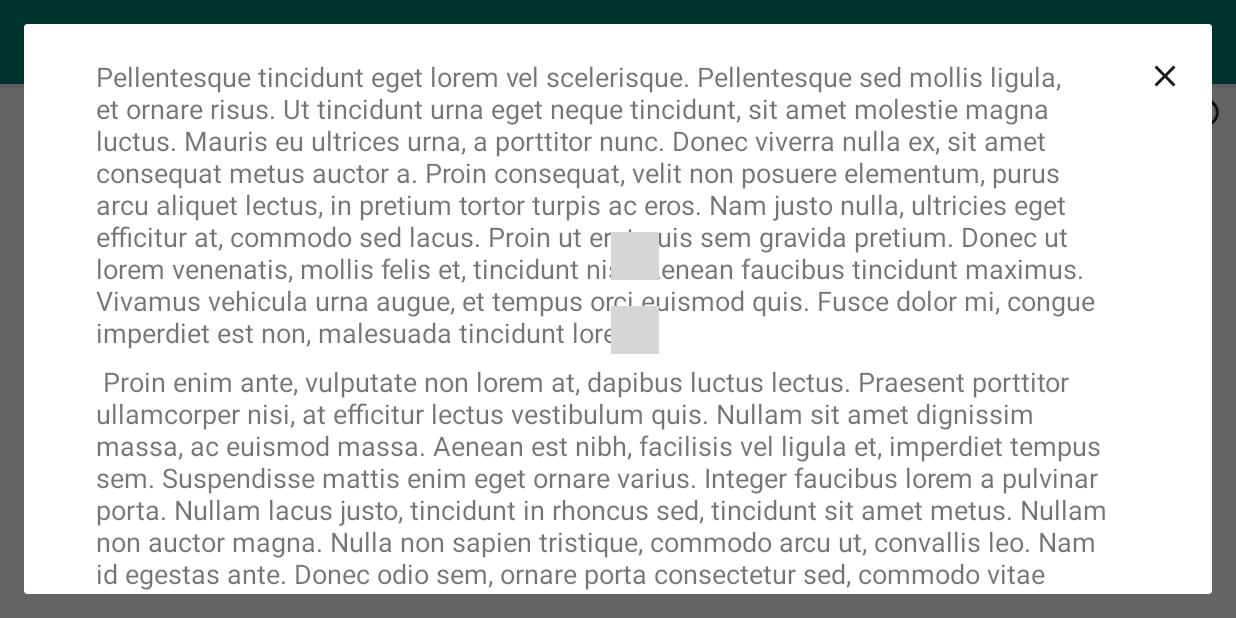
After one commit to uberj/dits-and-dahs, an Android app: the fragment SimpleLetterTrainingStartScreenHelpDialog placed in its activity, on a phone screen of 824 x 412 dp (held sideways). The commit adds this screen. Run offline under Robolectric (Android 15) with nearby library versions, the light colour scheme and no system bars; our stand-ins replace Room's generated code; libraries missing offline, so code that uses them is left out: it.sephiroth.android; plain views replace NumberPicker; 4 statements that could not run were skipped; grey boxes are pictures that could not be loaded.

Commit message:
add help dialog to start screen. just ipsum for now

```diff
--- a/app/src/main/java/com/example/uberj/test1/lettertraining/BaseStartScreenActivity.java
+++ b/app/src/main/java/com/example/uberj/test1/lettertraining/BaseStartScreenActivity.java
@@ -8,6 +8,7 @@ import com.google.android.material.tabs.TabLayout;
 import androidx.annotation.NonNull;
 import androidx.appcompat.app.AppCompatActivity;
 
+import androidx.fragment.app.DialogFragment;
 import androidx.fragment.app.Fragment;
 import androidx.fragment.app.FragmentManager;
 import androidx.fragment.app.FragmentPagerAdapter;
@@ -30,7 +31,7 @@ import android.widget.TextView;
 
 import java.util.Locale;
 
-public abstract class BaseStartScreenActivity extends AppCompatActivity {
+public abstract class BaseStartScreenActivity extends AppCompatActivity implements DialogFragmentProvider {
     private static final int KEYBOARD_REQUEST_CODE = 0;
 
     /**
@@ -66,7 +67,6 @@ public abstract class BaseStartScreenActivity extends AppCompatActivity {
 
         mViewPager.addOnPageChangeListener(new TabLayout.TabLayoutOnPageChangeListener(tabLayout));
         tabLayout.addOnTabSelectedListener(new TabLayout.ViewPagerOnTabSelectedListener(mViewPager));
-
     }
 
     protected abstract SessionType getSessionType();
@@ -98,6 +98,11 @@ public abstract class BaseStartScreenActivity extends AppCompatActivity {
         }
 
         return super.onOptionsItemSelected(item);
+    }
+
+    @Override
+    public FragmentManager getHelpDialogFragmentManager() {
+        return getSupportFragmentManager();
     }
 
     /**
@@ -206,7 +211,13 @@ public abstract class BaseStartScreenActivity extends AppCompatActivity {
 
             View rootView = inflater.inflate(R.layout.letter_training_start_screen_fragment, container, false);
             ImageView helpWPM = rootView.findViewById(R.id.wpmhelp);
-            helpWPM.setTooltipText("Words Per Minute");
+            helpWPM.setOnClickListener((l) -> {
+                DialogFragmentProvider provider = (DialogFragmentProvider) getActivity();
+                DialogFragment dialog = provider.getHelpDialog();
+                FragmentManager supportFragmentManager = provider.getHelpDialogFragmentManager();
+                dialog.show(supportFragmentManager, dialog.getTag());
+            });
+
 
             minutesPicker = rootView.findViewById(R.id.number_picker_minutes);
             wpmPicker = rootView.findViewById(R.id.wpm_number_picker);
--- /dev/null
+++ b/app/src/main/java/com/example/uberj/test1/lettertraining/DialogFragmentProvider.java
@@ -0,0 +1,12 @@
+package com.example.uberj.test1.lettertraining;
+
+import androidx.annotation.NonNull;
+import androidx.fragment.app.DialogFragment;
+import androidx.fragment.app.FragmentManager;
+
+interface DialogFragmentProvider {
+    @NonNull
+    DialogFragment getHelpDialog();
+
+    FragmentManager getHelpDialogFragmentManager();
+}
--- a/app/src/main/java/com/example/uberj/test1/lettertraining/abrvandprosign/AbbreviationAndProsignStartScreenActivity.java
+++ b/app/src/main/java/com/example/uberj/test1/lettertraining/abrvandprosign/AbbreviationAndProsignStartScreenActivity.java
@@ -3,6 +3,8 @@ package com.example.uberj.test1.lettertraining.abrvandprosign;
 import com.example.uberj.test1.lettertraining.BaseKeyboardSessionActivity;
 import com.example.uberj.test1.lettertraining.BaseStartScreenActivity;
 import com.example.uberj.test1.storage.SessionType;
+
+import androidx.fragment.app.DialogFragment;
 
 public class AbbreviationAndProsignStartScreenActivity extends BaseStartScreenActivity {
     @Override
@@ -14,4 +16,9 @@ public class AbbreviationAndProsignStartScreenActivity extends BaseStartScreenAc
     public Class<? extends BaseKeyboardSessionActivity> getSessionActivityClass() {
         return AbbreviationAndProsignSessionTrainingActivity.class;
     }
+
+    @Override
+    public DialogFragment getHelpDialog() {
+        return null;
+    }
 }
--- /dev/null
+++ b/app/src/main/java/com/example/uberj/test1/lettertraining/simple/SimpleLetterTrainingStartScreenHelpDialog.java
@@ -0,0 +1,40 @@
+package com.example.uberj.test1.lettertraining.simple;
+
+import android.app.Dialog;
+import android.os.Bundle;
+import android.view.LayoutInflater;
+import android.view.View;
+import android.view.ViewGroup;
+
+import com.example.uberj.test1.R;
+
+import java.util.Objects;
+
+import androidx.annotation.NonNull;
+import androidx.fragment.app.DialogFragment;
+
+public class SimpleLetterTrainingStartScreenHelpDialog extends DialogFragment {
+
+    @Override
+    public void onStart() {
+        super.onStart();
+        Dialog dialog = getDialog();
+        if (dialog != null) {
+            int width = ViewGroup.LayoutParams.MATCH_PARENT;
+            int height = ViewGroup.LayoutParams.MATCH_PARENT;
+            Objects.requireNonNull(dialog.getWindow()).setLayout(width, height);
+        }
+    }
+
+    @Override
+    public View onCreateView(@NonNull LayoutInflater inflater, ViewGroup container, Bundle savedInstanceState) {
+        super.onCreateView(inflater, container, savedInstanceState);
+
+        View inflate = inflater.inflate(R.layout.simple_letter_training_start_screen_help_dialog, container, false);
+        inflate.findViewById(R.id.close_dialog).setOnClickListener((v) -> {
+            dismiss();
+        });
+
+        return inflate;
+    }
+}
--- a/app/src/main/java/com/example/uberj/test1/lettertraining/simple/SimpleStartScreenActivity.java
+++ b/app/src/main/java/com/example/uberj/test1/lettertraining/simple/SimpleStartScreenActivity.java
@@ -3,6 +3,8 @@ package com.example.uberj.test1.lettertraining.simple;
 import com.example.uberj.test1.lettertraining.BaseKeyboardSessionActivity;
 import com.example.uberj.test1.lettertraining.BaseStartScreenActivity;
 import com.example.uberj.test1.storage.SessionType;
+
+import androidx.fragment.app.DialogFragment;
 
 public class SimpleStartScreenActivity extends BaseStartScreenActivity {
     @Override
@@ -14,4 +16,9 @@ public class SimpleStartScreenActivity extends BaseStartScreenActivity {
     public Class<? extends BaseKeyboardSessionActivity> getSessionActivityClass() {
         return SimpleLetterTrainingActivity.class;
     }
+
+    @Override
+    public DialogFragment getHelpDialog() {
+        return new SimpleLetterTrainingStartScreenHelpDialog();
+    }
 }
--- /dev/null
+++ b/app/src/main/res/drawable/ic_close_black.xml
@@ -0,0 +1,5 @@
+<vector android:alpha="0.9" android:height="24dp"
+    android:viewportHeight="24.0" android:viewportWidth="24.0"
+    android:width="24dp" xmlns:android="http://schemas.android.com/apk/res/android">
+    <path android:fillColor="#FF000000" android:pathData="M19,6.41L17.59,5 12,10.59 6.41,5 5,6.41 10.59,12 5,17.59 6.41,19 12,13.41 17.59,19 19,17.59 13.41,12z"/>
+</vector>
--- a/app/src/main/res/layout/simple_letter_training_help_dialog_screen1.xml
+++ b/app/src/main/res/layout/simple_letter_training_help_dialog_screen1.xml
@@ -66,7 +66,6 @@
         android:layout_width="43dp"
         android:layout_height="40dp"
         android:layout_marginEnd="8dp"
-        android:onClick="onNextButtonClicked"
         app:layout_constraintBottom_toBottomOf="parent"
         app:layout_constraintEnd_toEndOf="parent"
         app:layout_constraintTop_toTopOf="parent"
--- /dev/null
+++ b/app/src/main/res/layout/simple_letter_training_start_screen_help_dialog.xml
@@ -0,0 +1,92 @@
+<?xml version="1.0" encoding="utf-8"?>
+<androidx.constraintlayout.widget.ConstraintLayout xmlns:android="http://schemas.android.com/apk/res/android"
+    xmlns:app="http://schemas.android.com/apk/res-auto"
+    xmlns:tools="http://schemas.android.com/tools"
+    android:id="@+id/relativeLayout"
+    android:layout_width="match_parent"
+    android:layout_height="wrap_content"
+    tools:layout_editor_absoluteY="73dp">
+
+    <ImageView
+        android:id="@+id/close_dialog"
+        android:layout_width="wrap_content"
+        android:layout_height="wrap_content"
+        android:layout_marginEnd="16dp"
+        app:layout_constraintEnd_toEndOf="parent"
+        app:layout_constraintStart_toStartOf="@+id/guideline7"
+        app:layout_constraintTop_toTopOf="@+id/guideline8"
+        app:srcCompat="@drawable/ic_close_black" />
+
+    <androidx.constraintlayout.widget.Guideline
+        android:id="@+id/guideline3"
+        android:layout_width="wrap_content"
+        android:layout_height="wrap_content"
+        android:orientation="vertical"
+        app:layout_constraintGuide_percent="0.050675675" />
+
+    <androidx.constraintlayout.widget.Guideline
+        android:id="@+id/guideline7"
+        android:layout_width="wrap_content"
+        android:layout_height="wrap_content"
+        android:orientation="vertical"
+        app:layout_constraintGuide_percent="0.94" />
+
+    <ScrollView
+        android:layout_width="0dp"
+        android:layout_height="wrap_content"
+        android:layout_marginStart="8dp"
+        android:layout_marginEnd="16dp"
+        android:scrollbars="none"
+        app:layout_constraintEnd_toStartOf="@+id/guideline7"
+        app:layout_constraintStart_toStartOf="@+id/guideline3"
+        app:layout_constraintTop_toTopOf="@+id/guideline8">
+
+        <androidx.constraintlayout.widget.ConstraintLayout
+            android:id="@+id/textConstraints"
+            android:layout_width="match_parent"
+            android:layout_height="wrap_content">
+
+
+            <TextView
+                android:id="@+id/textView14"
+                android:layout_width="0dp"
+                android:layout_height="wrap_content"
+                android:layout_marginTop="8dp"
+                android:text=" Proin enim ante, vulputate non lorem at, dapibus luctus lectus. Praesent porttitor ullamcorper nisi, at efficitur lectus vestibulum quis. Nullam sit amet dignissim massa, ac euismod massa. Aenean est nibh, facilisis vel ligula et, imperdiet tempus sem. Suspendisse mattis enim eget ornare varius. Integer faucibus lorem a pulvinar porta. Nullam lacus justo, tincidunt in rhoncus sed, tincidunt sit amet metus. Nullam non auctor magna. Nulla non sapien tristique, commodo arcu ut, convallis leo. Nam id egestas ante. Donec odio sem, ornare porta consectetur sed, commodo vitae dolor. Maecenas porttitor lacinia auctor. Proin tincidunt id elit at volutpat. Etiam maximus vitae nunc ut lobortis. Proin viverra nibh vel mauris pellentesque tempus. Sed facilisis imperdiet mi, sed fringilla urna dapibus a. "
+                android:textSize="18sp"
+                app:layout_constraintEnd_toEndOf="@+id/textConstraints"
+                app:layout_constraintHorizontal_bias="0.666"
+                app:layout_constraintStart_toStartOf="@+id/textConstraints"
+                app:layout_constraintTop_toBottomOf="@+id/textView13" />
+
+            <TextView
+                android:id="@+id/textView13"
+                android:layout_width="0dp"
+                android:layout_height="wrap_content"
+                android:text="Pellentesque tincidunt eget lorem vel scelerisque. Pellentesque sed mollis ligula, et ornare risus. Ut tincidunt urna eget neque tincidunt, sit amet molestie magna luctus. Mauris eu ultrices urna, a porttitor nunc. Donec viverra nulla ex, sit amet consequat metus auctor a. Proin consequat, velit non posuere elementum, purus arcu aliquet lectus, in pretium tortor turpis ac eros. Nam justo nulla, ultricies eget efficitur at, commodo sed lacus. Proin ut erat quis sem gravida pretium. Donec ut lorem venenatis, mollis felis et, tincidunt nisl. Aenean faucibus tincidunt maximus. Vivamus vehicula urna augue, et tempus orci euismod quis. Fusce dolor mi, congue imperdiet est non, malesuada tincidunt lorem. "
+                android:textSize="18sp"
+                app:layout_constraintEnd_toEndOf="@+id/textConstraints"
+                app:layout_constraintStart_toStartOf="@+id/textConstraints" />
+
+            <TextView
+                android:id="@+id/textView10"
+                android:layout_width="0dp"
+                android:layout_height="wrap_content"
+                android:layout_marginTop="8dp"
+                android:text=" Sed tincidunt lectus id lacus consequat pretium. Sed ac sem egestas, convallis ipsum vitae, convallis erat. Sed at faucibus enim, vel ultrices urna. Nullam dolor risus, dictum in nibh in, congue finibus justo. Sed sit amet nulla vehicula, sagittis mi id, commodo leo. Pellentesque eget cursus nulla. Nam varius nunc est, a lacinia neque faucibus quis. "
+                android:textSize="18sp"
+                app:layout_constraintEnd_toEndOf="@+id/textConstraints"
+                app:layout_constraintStart_toStartOf="@+id/textConstraints"
+                app:layout_constraintTop_toBottomOf="@+id/textView14" />
+
+        </androidx.constraintlayout.widget.ConstraintLayout>
+    </ScrollView>
+
+    <androidx.constraintlayout.widget.Guideline
+        android:id="@+id/guideline8"
+        android:layout_width="wrap_content"
+        android:layout_height="wrap_content"
+        android:orientation="horizontal"
+        app:layout_constraintGuide_percent="0.06" />
+
+</androidx.constraintlayout.widget.ConstraintLayout>
```
